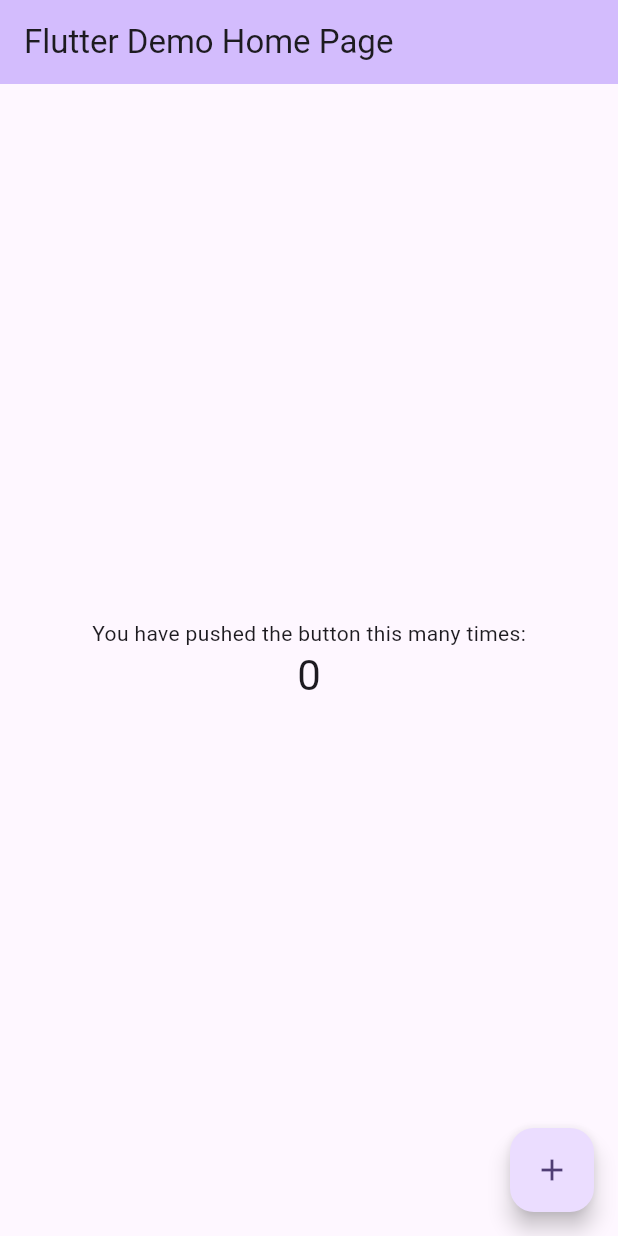
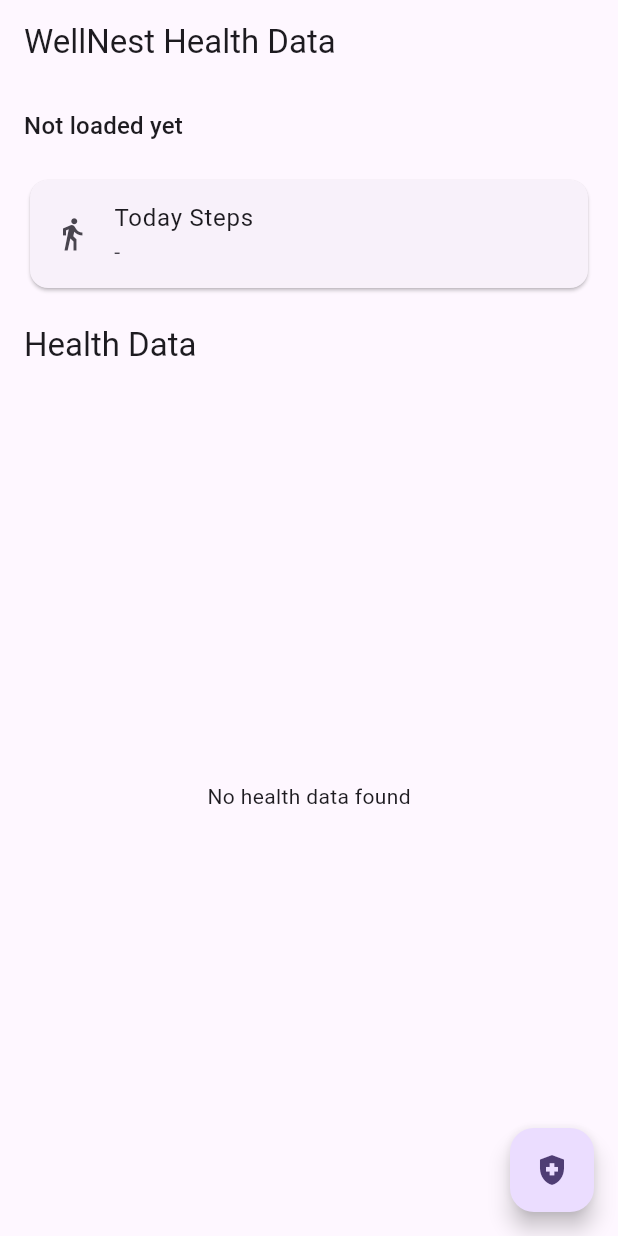
Before and after one commit to far555na/wellnest, a Flutter app: the screen it shows after launch, on a phone screen of 412 x 824 dp. Run offline on Flutter 3.47's test engine with Material 3 defaults, Android fonts, the phone set to English and light mode, and no system bars; our stand-ins replace permission_handler; missing offline and left inert: health.

Commit message:
feat: ask for health permission

```diff
--- a/lib/main.dart
+++ b/lib/main.dart
@@ -1,4 +1,5 @@
 import 'package:flutter/material.dart';
+import 'package:wellnest/services/health_service.dart';
 
 void main() {
   runApp(const MyApp());
@@ -7,29 +8,11 @@
 class MyApp extends StatelessWidget {
   const MyApp({super.key});
 
-  // This widget is the root of your application.
   @override
   Widget build(BuildContext context) {
     return MaterialApp(
       title: 'Flutter Demo',
-      theme: ThemeData(
-        // This is the theme of your application.
-        //
-        // TRY THIS: Try running your application with "flutter run". You'll see
-        // the application has a purple toolbar. Then, without quitting the app,
-        // try changing the seedColor in the colorScheme below to Colors.green
-        // and then invoke "hot reload" (save your changes or press the "hot
-        // reload" button in a Flutter-supported IDE, or press "r" if you used
-        // the command line to start the app).
-        //
-        // Notice that the counter didn't reset back to zero; the application
-        // state is not lost during the reload. To reset the state, use hot
-        // restart instead.
-        //
-        // This works for code too, not just values: Most code changes can be
-        // tested with just a hot reload.
-        colorScheme: .fromSeed(seedColor: Colors.deepPurple),
-      ),
+      theme: ThemeData(colorScheme: .fromSeed(seedColor: Colors.deepPurple)),
       home: const MyHomePage(title: 'Flutter Demo Home Page'),
     );
   }
@@ -37,16 +20,6 @@
 
 class MyHomePage extends StatefulWidget {
   const MyHomePage({super.key, required this.title});
-
-  // This widget is the home page of your application. It is stateful, meaning
-  // that it has a State object (defined below) that contains fields that affect
-  // how it looks.
-
-  // This class is the configuration for the state. It holds the values (in this
-  // case the title) provided by the parent (in this case the App widget) and
-  // used by the build method of the State. Fields in a Widget subclass are
-  // always marked "final".
-
   final String title;
 
   @override
@@ -54,68 +27,103 @@
 }
 
 class _MyHomePageState extends State<MyHomePage> {
-  int _counter = 0;
+  final service = HealthService();
 
-  void _incrementCounter() {
+  bool isLoading = false;
+  String status = 'Not loaded yet';
+  int? steps;
+  List<dynamic> healthData = [];
+
+  Future<void> loadData() async {
     setState(() {
-      // This call to setState tells the Flutter framework that something has
-      // changed in this State, which causes it to rerun the build method below
-      // so that the display can reflect the updated values. If we changed
-      // _counter without calling setState(), then the build method would not be
-      // called again, and so nothing would appear to happen.
-      _counter++;
+      isLoading = true;
+      status = 'Requesting permission...';
+    });
+
+    final granted = await service.initHealth();
+
+    if (!granted) {
+      setState(() {
+        isLoading = false;
+        status = 'Permission denied';
+      });
+      return;
+    }
+
+    setState(() {
+      status = 'Loading health data...';
+    });
+
+    final todaySteps = await service.getTodaySteps();
+    final data = await service.getHealthData();
+
+    setState(() {
+      steps = todaySteps;
+      healthData = data;
+      status = 'Loaded successfully';
+      isLoading = false;
     });
   }
 
   @override
   Widget build(BuildContext context) {
-    // This method is rerun every time setState is called, for instance as done
-    // by the _incrementCounter method above.
-    //
-    // The Flutter framework has been optimized to make rerunning build methods
-    // fast, so that you can just rebuild anything that needs updating rather
-    // than having to individually change instances of widgets.
     return Scaffold(
-      appBar: AppBar(
-        // TRY THIS: Try changing the color here to a specific color (to
-        // Colors.amber, perhaps?) and trigger a hot reload to see the AppBar
-        // change color while the other colors stay the same.
-        backgroundColor: Theme.of(context).colorScheme.inversePrimary,
-        // Here we take the value from the MyHomePage object that was created by
-        // the App.build method, and use it to set our appbar title.
-        title: Text(widget.title),
-      ),
-      body: Center(
-        // Center is a layout widget. It takes a single child and positions it
-        // in the middle of the parent.
-        child: Column(
-          // Column is also a layout widget. It takes a list of children and
-          // arranges them vertically. By default, it sizes itself to fit its
-          // children horizontally, and tries to be as tall as its parent.
-          //
-          // Column has various properties to control how it sizes itself and
-          // how it positions its children. Here we use mainAxisAlignment to
-          // center the children vertically; the main axis here is the vertical
-          // axis because Columns are vertical (the cross axis would be
-          // horizontal).
-          //
-          // TRY THIS: Invoke "debug painting" (choose the "Toggle Debug Paint"
-          // action in the IDE, or press "p" in the console), to see the
-          // wireframe for each widget.
-          mainAxisAlignment: .center,
-          children: [
-            const Text('You have pushed the button this many times:'),
-            Text(
-              '$_counter',
-              style: Theme.of(context).textTheme.headlineMedium,
-            ),
-          ],
-        ),
+      appBar: AppBar(title: const Text('WellNest Health Data')),
+      body: Padding(
+        padding: const EdgeInsets.all(16),
+        child: isLoading
+            ? const Center(child: CircularProgressIndicator())
+            : Column(
+                crossAxisAlignment: CrossAxisAlignment.start,
+                children: [
+                  Text(status, style: Theme.of(context).textTheme.titleMedium),
+
+                  const SizedBox(height: 20),
+
+                  Card(
+                    child: ListTile(
+                      leading: const Icon(Icons.directions_walk),
+                      title: const Text('Today Steps'),
+                      subtitle: Text(steps == null ? '-' : '$steps steps'),
+                    ),
+                  ),
+
+                  const SizedBox(height: 20),
+
+                  Text(
+                    'Health Data',
+                    style: Theme.of(context).textTheme.titleLarge,
+                  ),
+
+                  const SizedBox(height: 10),
+
+                  Expanded(
+                    child: healthData.isEmpty
+                        ? const Center(child: Text('No health data found'))
+                        : ListView.builder(
+                            itemCount: healthData.length,
+                            itemBuilder: (context, index) {
+                              final item = healthData[index];
+
+                              return Card(
+                                child: ListTile(
+                                  title: Text(item.type.toString()),
+                                  subtitle: Text(
+                                    '${item.value}\n'
+                                    '${item.dateFrom} - ${item.dateTo}',
+                                  ),
+                                ),
+                              );
+                            },
+                          ),
+                  ),
+                ],
+              ),
       ),
       floatingActionButton: FloatingActionButton(
-        onPressed: _incrementCounter,
-        tooltip: 'Increment',
-        child: const Icon(Icons.add),
+        onPressed: loadData,
+        tooltip: 'Load Health Data',
+        child: const Icon(Icons.health_and_safety),
       ),
     );
   }
--- /dev/null
+++ b/lib/services/health_service.dart
@@ -0,0 +1,64 @@
+import 'package:health/health.dart';
+import 'package:permission_handler/permission_handler.dart';
+
+class HealthService {
+  final Health health = Health();
+
+  final List<HealthDataType> types = [
+    HealthDataType.STEPS,
+    HealthDataType.HEART_RATE,
+    HealthDataType.SLEEP_ASLEEP,
+    HealthDataType.TOTAL_CALORIES_BURNED,
+  ];
+
+  Future<bool> initHealth() async {
+    // For steps permission on Android
+    await Permission.activityRecognition.request();
+
+    await health.configure();
+
+    final types = [
+      HealthDataType.STEPS,
+      HealthDataType.HEART_RATE,
+      HealthDataType.SLEEP_ASLEEP,
+      HealthDataType.TOTAL_CALORIES_BURNED,
+    ];
+
+    final permissions = [
+      HealthDataAccess.READ,
+      HealthDataAccess.READ,
+      HealthDataAccess.READ,
+      HealthDataAccess.READ,
+    ];
+
+    final granted = await health.requestAuthorization(
+      types,
+      permissions: permissions,
+    );
+
+    print('Health permission granted: $granted');
+    return granted;
+  }
+
+  Future<int> getTodaySteps() async {
+    final now = DateTime.now();
+    final midnight = DateTime(now.year, now.month, now.day);
+
+    final steps = await health.getTotalStepsInInterval(midnight, now);
+
+    return steps ?? 0;
+  }
+
+  Future<List<HealthDataPoint>> getHealthData() async {
+    final now = DateTime.now();
+    final yesterday = now.subtract(const Duration(days: 1));
+
+    final data = await health.getHealthDataFromTypes(
+      types: types,
+      startTime: yesterday,
+      endTime: now,
+    );
+
+    return health.removeDuplicates(data);
+  }
+}
--- a/pubspec.yaml
+++ b/pubspec.yaml
@@ -35,6 +35,7 @@
   # Use with the CupertinoIcons class for iOS style icons.
   cupertino_icons: ^1.0.8
   health: ^13.3.1
+  permission_handler: ^12.0.1
 
 dev_dependencies:
   flutter_test:
```
Also changed, not shown: pubspec.lock, 4 other files.
